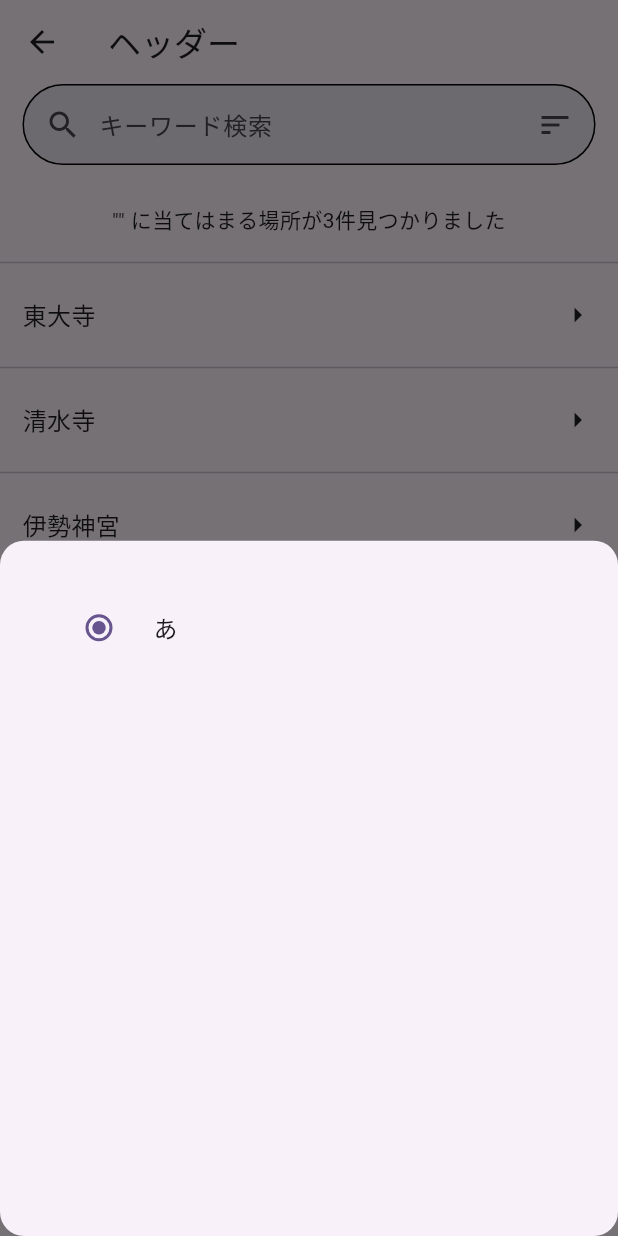
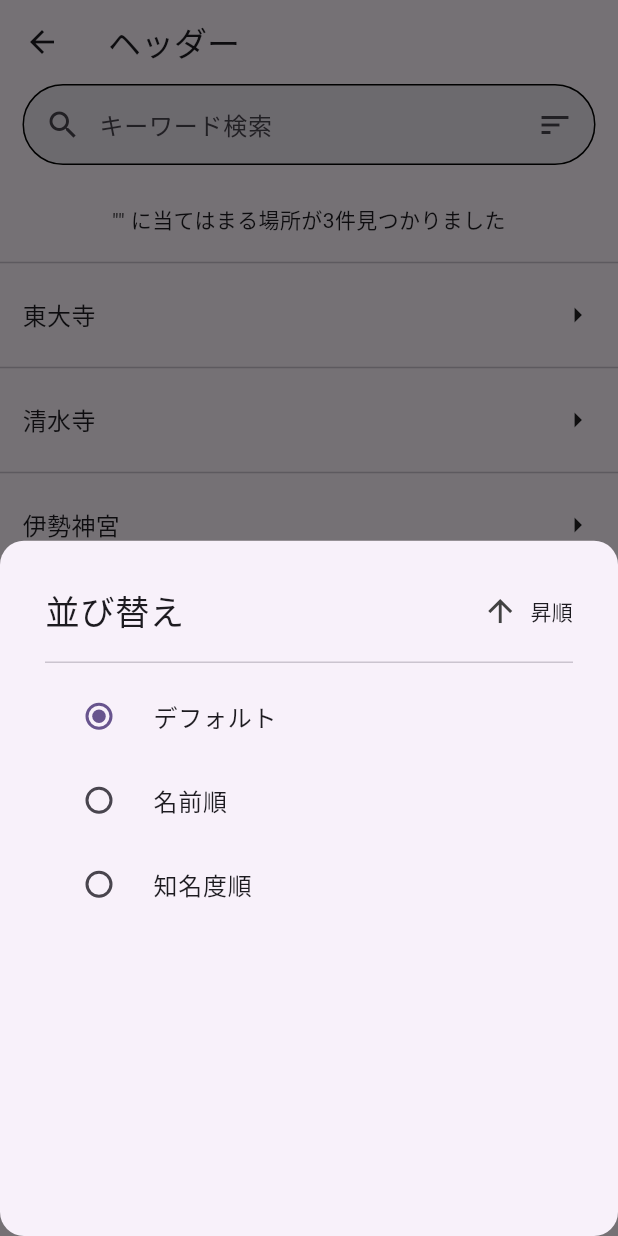
Before and after one commit to kc3hack/2025_26, a Flutter app: the ResultKeywordSearch screen opened directly with empty values, after a tap on the "sort" icon, on a phone screen of 412 x 824 dp. Run offline on Flutter 3.47's test engine with Material 3 defaults, Android fonts, the phone set to English and light mode, and no system bars; our stand-ins replace gap, geocoding, geolocator, go_router; network calls fail.

Commit message:
整理した

```diff
--- a/geoguessur_test/lib/component/button/keyword_search.dart
+++ b/geoguessur_test/lib/component/button/keyword_search.dart
@@ -1,4 +1,5 @@
 import 'package:flutter/material.dart';
+import 'package:gap/gap.dart';
 import 'package:geoguessur_test/component/button/search_page.dart';
 import 'package:go_router/go_router.dart';
 
@@ -144,12 +145,18 @@ class _KeyWordSearchState extends State<KeyWordSearch> {
 // ラジオボタン
 class SortListSheet extends StatefulWidget {
   const SortListSheet({super.key});
+  //final ValueChanged<SortBy> sortBy;
 
   @override
   State<SortListSheet> createState() => _SortListSheetState();
 }
 
+enum SortBy { id, name, popularity }
+
 class _SortListSheetState extends State<SortListSheet> {
+  SortBy sortBy = SortBy.id;
+  bool sortUp = true; //昇順:降順
+
   @override
   Widget build(BuildContext context) {
     return Container(
@@ -157,14 +164,103 @@ class _SortListSheetState extends State<SortListSheet> {
       padding: EdgeInsets.all(30),
       child: Column(
         children: [
-          RadioListTile(
-            title: Text('あ'),
-            value: null,
-            groupValue: null,
-            onChanged: (Null value) {},
+          Padding(
+            padding: const EdgeInsets.only(bottom: 10),
+            child: Row(
+              mainAxisAlignment: MainAxisAlignment.spaceBetween,
+              children: [
+                Row(
+                  mainAxisAlignment: MainAxisAlignment.center,
+                  children: [
+                    Text('並び替え', style: TextStyle(fontSize: 23)),
+                  ],
+                ),
+                //Gap(10),
+                Row(
+                  mainAxisAlignment: MainAxisAlignment.end,
+                  children: [
+                    GestureDetector(
+                      onTap: () {
+                        setState(() {
+                          sortUp = !sortUp;
+                        });
+                      },
+                      child: Row(
+                        children: [
+                          AnimatedRotation(
+                            turns: sortUp ? 0 : 0.5, // 0度（昇順）⇄ 180度（降順）
+                            duration: Duration(milliseconds: 300),
+                            curve: Curves.easeInOut,
+                            child: Icon(
+                              Icons.arrow_upward,
+                              color: Colors.grey.shade800,
+                            ),
+                          ),
+                          SizedBox(width: 8),
+                          Text(
+                            sortUp ? '昇順' : '降順',
+                            style: TextStyle(fontSize: 14),
+                          ),
+                        ],
+                      ),
+                    ),
+                  ],
+                ),
+              ],
+            ),
+          ),
+          Divider(),
+          Column(
+            crossAxisAlignment: CrossAxisAlignment.center,
+            children: [
+              RadioListTile(
+                title: Text('デフォルト'),
+                value: SortBy.id,
+                groupValue: sortBy,
+                onChanged: (value) {
+                  setState(() {
+                    sortBy = value!;
+                  });
+                },
+              ),
+              RadioListTile(
+                title: Text('名前順'),
+                value: SortBy.name,
+                groupValue: sortBy,
+                onChanged: (value) {
+                  setState(() {
+                    sortBy = value!;
+                  });
+                },
+              ),
+              RadioListTile(
+                title: Text('知名度順'),
+                value: SortBy.popularity,
+                groupValue: sortBy,
+                onChanged: (value) {
+                  setState(() {
+                    sortBy = value!;
+                  });
+                },
+              ),
+            ],
           ),
         ],
       ),
     );
   }
 }
+
+/*
+  child: Row(
+    children: [
+      if (sortUp) ...[
+        Icon(Icons.arrow_upward, color: Colors.grey.shade800),
+        Text('昇順', style: TextStyle(fontSize: 14)),
+      ] else ...[
+        Icon(Icons.arrow_downward, color: Colors.grey.shade800),
+        Text('降順', style: TextStyle(fontSize: 14)),
+      ],
+    ],
+  ),
+*/
--- a/geoguessur_test/lib/component/button/search_page.dart
+++ b/geoguessur_test/lib/component/button/search_page.dart
@@ -1,6 +1,5 @@
 import 'package:flutter/material.dart';
 import 'package:gap/gap.dart';
-import 'package:geoguessur_test/component/button/keyword_search.dart';
 import 'package:geoguessur_test/component/button/select_tag.dart';
 import 'package:go_router/go_router.dart';
 
--- a/geoguessur_test/lib/component/search_result_list.dart
+++ b/geoguessur_test/lib/component/search_result_list.dart
@@ -1,7 +1,6 @@
 //リスト作成ウィジェット
 import 'package:flutter/material.dart';
 import 'package:geoguessur_test/interface/place.dart';
-import 'package:go_router/go_router.dart';
 
 class SearchResultList extends StatelessWidget {
   const SearchResultList({super.key, required this.resultPlaces});
--- a/geoguessur_test/lib/route/router.dart
+++ b/geoguessur_test/lib/route/router.dart
@@ -7,7 +7,6 @@ import 'package:geoguessur_test/screens/home/home_screen.dart';
 import 'package:geoguessur_test/screens/guessr/guessr_screen.dart';
 import 'package:geoguessur_test/screens/list/result_keyword_search.dart';
 import 'package:geoguessur_test/screens/list/result_tag_search.dart';
-import 'package:geoguessur_test/component/button/search_page.dart';
 import 'package:go_router/go_router.dart';
 
 final router = GoRouter(
```
Also changed, not shown: geoguessur_test/lib/screens/list/list_screen.dart (+7 -5 lines), 1 other file.
